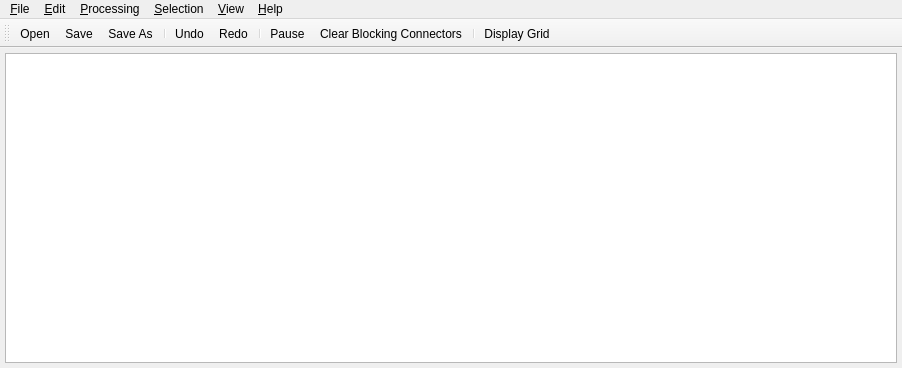
The window that src/csapex/ui/csapex_window.ui (cogsys-tuebingen/csapex) describes before a commit, drawn with Qt 5.
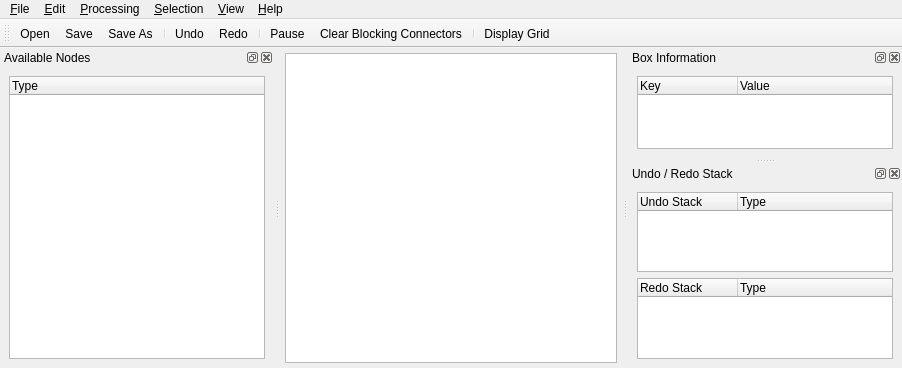
The same window after the commit. Icons and pictures are not drawn.

The edit to the form file:
```diff
--- a/src/csapex/ui/csapex_window.ui
+++ b/src/csapex/ui/csapex_window.ui
@@ -150,6 +150,99 @@
    <addaction name="separator"/>
    <addaction name="actionGrid"/>
   </widget>
+  <widget class="QDockWidget" name="Debug">
+   <property name="features">
+    <set>QDockWidget::AllDockWidgetFeatures</set>
+   </property>
+   <property name="windowTitle">
+    <string>Box Information</string>
+   </property>
+   <attribute name="dockWidgetArea">
+    <number>2</number>
+   </attribute>
+   <widget class="QWidget" name="DebugContents">
+    <layout class="QVBoxLayout" name="verticalLayout_2">
+     <item>
+      <widget class="QTreeWidget" name="box_info">
+       <property name="headerHidden">
+        <bool>false</bool>
+       </property>
+       <column>
+        <property name="text">
+         <string>Key</string>
+        </property>
+       </column>
+       <column>
+        <property name="text">
+         <string>Value</string>
+        </property>
+       </column>
+      </widget>
+     </item>
+    </layout>
+   </widget>
+  </widget>
+  <widget class="QDockWidget" name="Undo">
+   <property name="windowTitle">
+    <string>Undo / Redo Stack</string>
+   </property>
+   <attribute name="dockWidgetArea">
+    <number>2</number>
+   </attribute>
+   <widget class="QWidget" name="UndoContents">
+    <layout class="QVBoxLayout" name="verticalLayout_3">
+     <item>
+      <widget class="QTreeWidget" name="undo">
+       <column>
+        <property name="text">
+         <string>Undo Stack</string>
+        </property>
+       </column>
+       <column>
+        <property name="text">
+         <string>Type</string>
+        </property>
+       </column>
+      </widget>
+     </item>
+     <item>
+      <widget class="QTreeWidget" name="redo">
+       <column>
+        <property name="text">
+         <string>Redo Stack</string>
+        </property>
+       </column>
+       <column>
+        <property name="text">
+         <string>Type</string>
+        </property>
+       </column>
+      </widget>
+     </item>
+    </layout>
+   </widget>
+  </widget>
+  <widget class="QDockWidget" name="Nodes">
+   <property name="windowTitle">
+    <string>Available Nodes</string>
+   </property>
+   <attribute name="dockWidgetArea">
+    <number>1</number>
+   </attribute>
+   <widget class="QWidget" name="dockWidgetContents">
+    <layout class="QVBoxLayout" name="verticalLayout_4">
+     <item>
+      <widget class="QTreeWidget" name="boxes">
+       <column>
+        <property name="text">
+         <string>Type</string>
+        </property>
+       </column>
+      </widget>
+     </item>
+    </layout>
+   </widget>
+  </widget>
   <action name="actionSave">
    <property name="icon">
     <iconset resource="../res/csapex_resources.qrc">
```
Left out of the diff: 4 changed lines with no effect on the pictures.
